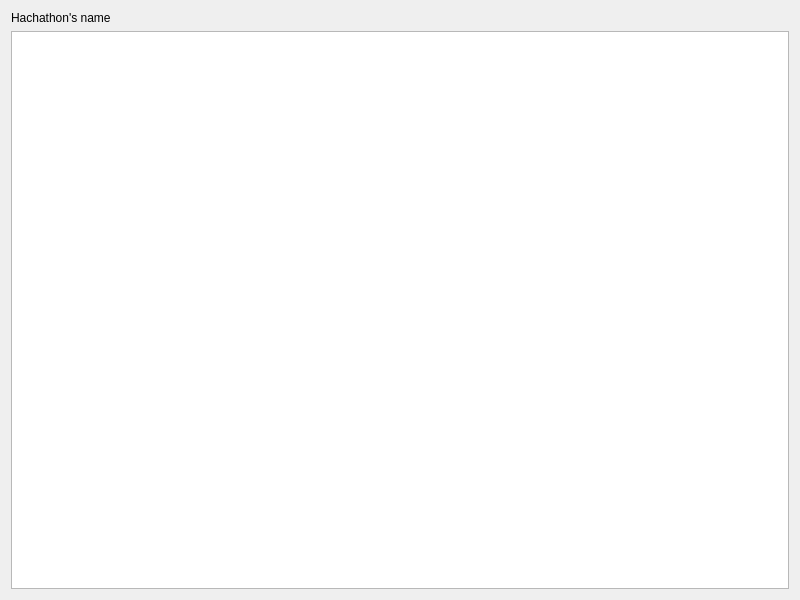
Above: hackathon.ui from Keuwa/Hackathon4fun before the change. Below: the same form after it.
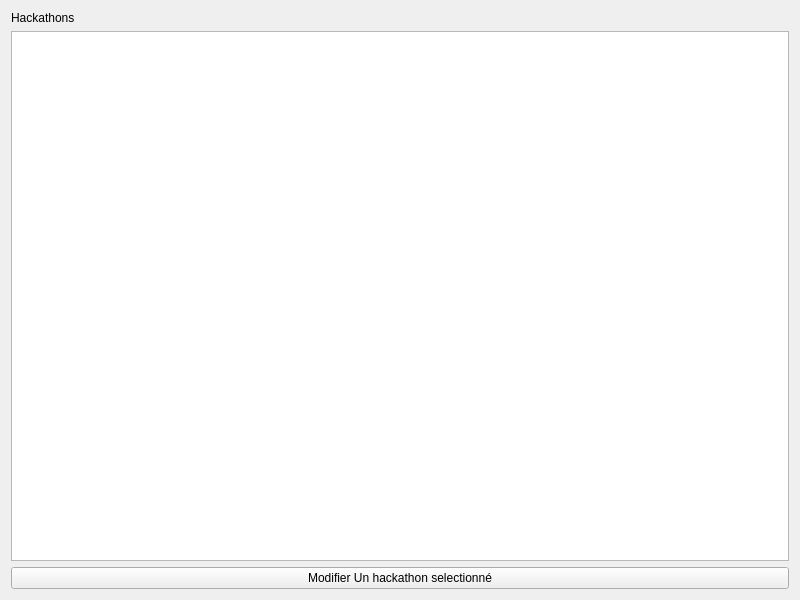
That is the form after the change.

```diff
--- a/hackathon.ui
+++ b/hackathon.ui
@@ -19,13 +19,20 @@
      <item>
       <widget class="QLabel" name="label">
        <property name="text">
-        <string>Hachathon's name</string>
+        <string>Hackathons</string>
        </property>
       </widget>
      </item>
      <item>
       <widget class="QListView" name="listView"/>
      </item>
+     <item>
+      <widget class="QPushButton" name="pushButton">
+       <property name="text">
+        <string>Modifier Un hackathon selectionné</string>
+       </property>
+      </widget>
+     </item>
     </layout>
    </item>
   </layout>
```
